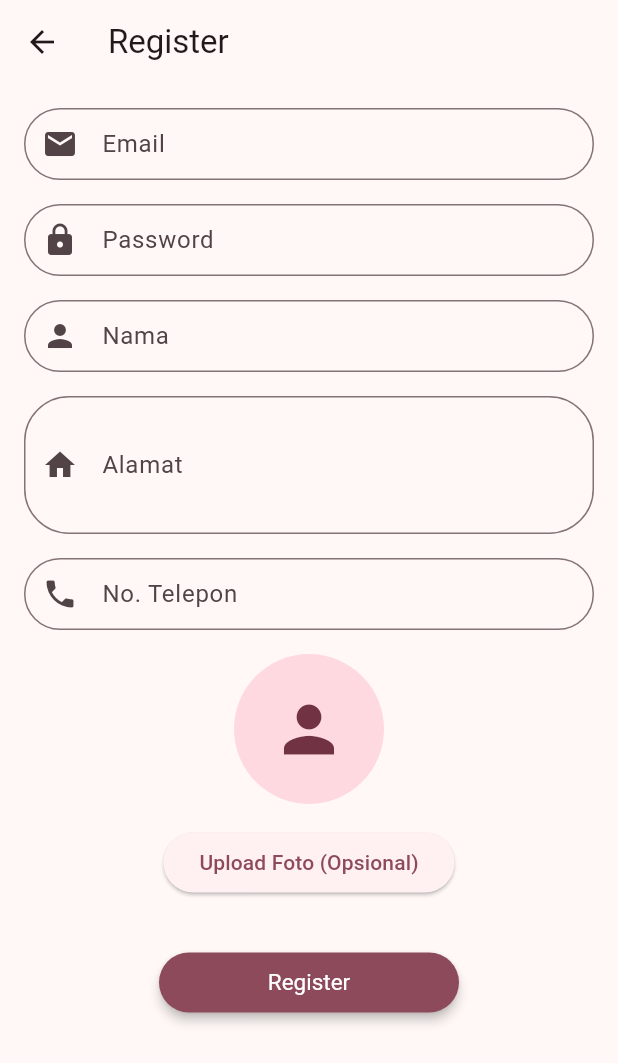
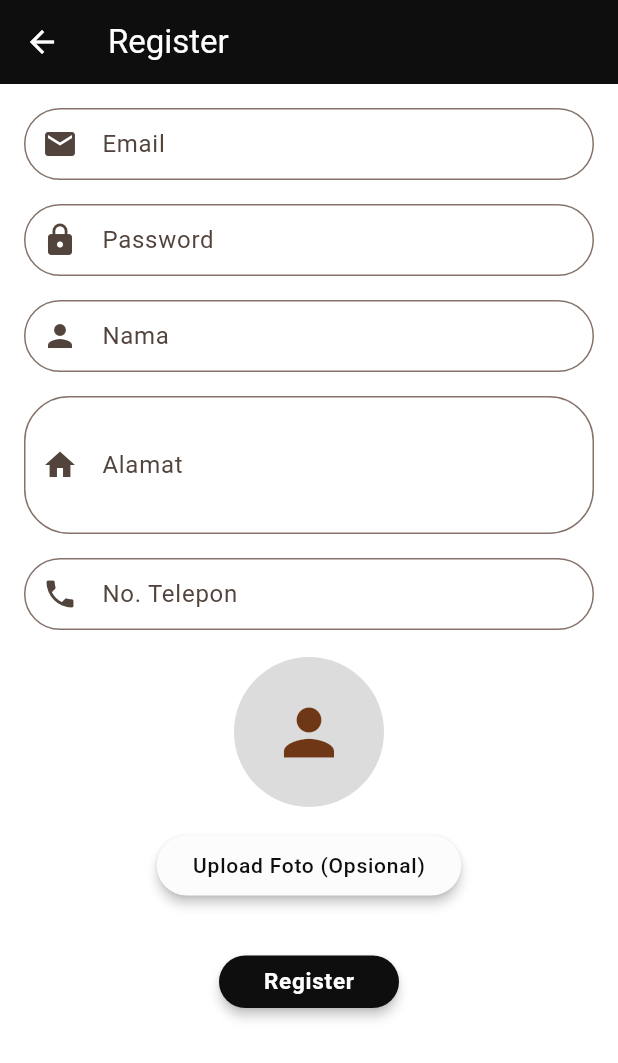
Before and after one commit to chrisnaocta/Semester-3-Flutter-Belanja-Mobile, a Flutter app: the RegisterPage screen opened directly, on a phone screen of 412 x 824 dp. Shown: the top 1063 px of the screen. Run offline on Flutter 3.47's test engine with Material 3 defaults, Android fonts, the phone set to English and light mode, and no system bars; our stand-ins replace image_picker.

Commit message:
Mengubah tampilan login dan register

```diff
--- a/lib/main.dart
+++ b/lib/main.dart
@@ -13,7 +13,7 @@ class MyApp extends StatelessWidget {
       theme: ThemeData(
         useMaterial3: true,
 
-        colorScheme: ColorScheme.fromSeed(seedColor: const Color.fromARGB(255, 220, 0, 103)),
+        colorScheme: ColorScheme.fromSeed(seedColor: const Color.fromARGB(255, 255, 111, 0)),
       ),
       home:
           LoginPage(), // Menetapkan Login page sebagai halaman utama (Halaman yang akan pertama dibuka jika program dijalankan)
--- a/lib/register_page.dart
+++ b/lib/register_page.dart
@@ -117,9 +117,27 @@ class _RegisterPageState extends State<RegisterPage> {
     return Scaffold(
       appBar: AppBar(
         title: Text('Register'),
+        backgroundColor: const Color.fromARGB(255, 14, 14, 14),
+        foregroundColor: const Color.fromARGB(255, 255, 255, 255),
         ),
       body: Stack(
         children: [
+          // Gambar latar belakang
+          Container(
+            width: screenWidth,
+            height: screenHeight,
+            decoration: BoxDecoration(
+              gradient: LinearGradient(
+                colors: [
+                  Colors.white,
+              ],
+              stops: [1],
+              begin: Alignment.topLeft,
+              end: Alignment.bottomRight,
+              ),
+            ),
+          ),
+
         Container(
           width: screenWidth,
           height: screenHeight,
@@ -216,11 +234,12 @@ class _RegisterPageState extends State<RegisterPage> {
                       ),
                     ),
                   ),
-                  SizedBox(height: 16),
+                  SizedBox(height: 18),
 
                   // Foto dalam bentuk lingkaran
                   CircleAvatar(
                     radius: 50,
+                    backgroundColor: Color.fromARGB(255, 220, 220, 220),
                     backgroundImage:
                         _imageFile != null ? FileImage(_imageFile!) : null,
                     child: _imageFile == null
@@ -241,30 +260,42 @@ class _RegisterPageState extends State<RegisterPage> {
                   ElevatedButton(
                     onPressed: _pickImage,
                     style: ElevatedButton.styleFrom(
-                      shape: RoundedRectangleBorder(
-                        borderRadius: BorderRadius.circular(30.0),
-                      ),
+                      backgroundColor: const Color.fromARGB(255, 252, 252, 252),
+                      foregroundColor: Color.fromARGB(255, 14, 14, 14),
+                      elevation: 3,
                     ),
-                    child: Text('Upload Foto (Opsional)'),
+                    child: Text(
+                        'Upload Foto (Opsional)',
+                        style: TextStyle(
+                          fontSize: 14,
+                          letterSpacing: 0.5,
+                        ),
+                        ),
                   ),
                   SizedBox(height: 36),
 
                   // Tombol Register
                   SizedBox(
-                    height: 40,
-                    width: 200,
+                    height: 35,
+                    width: 120,
                     child: ElevatedButton(
                       onPressed: _register,
                       style: ElevatedButton.styleFrom(
                         shape: RoundedRectangleBorder(
                           borderRadius: BorderRadius.circular(30.0),
                         ),
-                        backgroundColor: Theme.of(context).colorScheme.primary,
-                        foregroundColor: Theme.of(context).colorScheme.onPrimary,
+                        backgroundColor: Color.fromARGB(255, 14, 14, 14),
+                        foregroundColor: Colors.white,
+                        elevation: 3,
                         textStyle: TextStyle(fontSize: 15),
-                        elevation: 3,
                       ),
-                      child: Text('Register'),
+                      child: Text(
+                        'Register',
+                        style: TextStyle(
+                          fontWeight: FontWeight.w600,
+                          letterSpacing: 0.5,
+                        ),
+                        ),
                     ),
                   ),
                   SizedBox(height: 16),
```
Also changed, not shown: lib/login.dart (+30 -24 lines), 2 other files.
